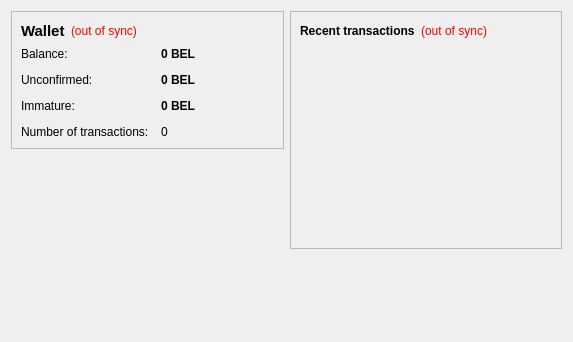
Old version of the form src/qt/forms/overviewpage.ui in the repository fj31216/kittehcoin.
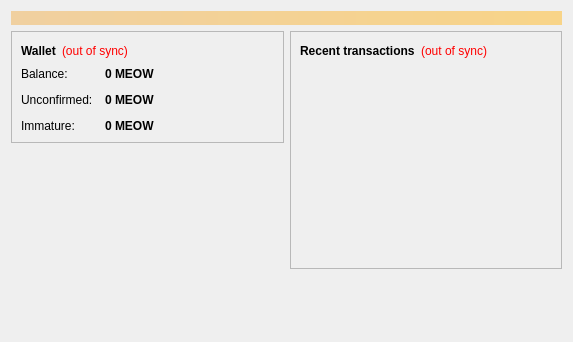
New version of the form. Icons and pictures are not drawn.

What changed in the file:
```diff
--- a/src/qt/forms/overviewpage.ui
+++ b/src/qt/forms/overviewpage.ui
@@ -13,6 +13,24 @@
   <property name="windowTitle">
    <string>Form</string>
   </property>
+  <layout class="QVBoxLayout" name="topLayout">
+   <item>
+    <widget class="QLabel" name="labelAlerts">
+     <property name="visible">
+      <bool>false</bool>
+     </property>
+     <property name="styleSheet">
+      <string notr="true">background-color: qlineargradient(x1: 0, y1: 0, x2: 1, y2: 0, stop:0 #F0D0A0, stop:1 #F8D488); color:#000000;</string>
+     </property>
+     <property name="wordWrap">
+      <bool>true</bool>
+     </property>
+     <property name="margin">
+      <number>3</number>
+     </property>
+    </widget>
+   </item>
+   <item>
   <layout class="QHBoxLayout" name="horizontalLayout" stretch="1,1">
    <item>
     <layout class="QVBoxLayout" name="verticalLayout_2">
@@ -31,7 +49,6 @@
            <widget class="QLabel" name="label_5">
             <property name="font">
              <font>
-              <pointsize>11</pointsize>
               <weight>75</weight>
               <bold>true</bold>
              </font>
@@ -105,7 +122,7 @@
              <string>Your current balance</string>
             </property>
             <property name="text">
-             <string notr="true">0 BEL</string>
+               <string notr="true">0 MEOW</string>
             </property>
             <property name="textInteractionFlags">
              <set>Qt::LinksAccessibleByMouse|Qt::TextSelectableByKeyboard|Qt::TextSelectableByMouse</set>
@@ -134,30 +151,13 @@
              <string>Total of transactions that have yet to be confirmed, and do not yet count toward the current balance</string>
             </property>
             <property name="text">
-             <string notr="true">0 BEL</string>
+               <string notr="true">0 MEOW</string>
             </property>
             <property name="textInteractionFlags">
              <set>Qt::LinksAccessibleByMouse|Qt::TextSelectableByKeyboard|Qt::TextSelectableByMouse</set>
             </property>
            </widget>
           </item>
-          <item row="3" column="0">
-           <widget class="QLabel" name="label_2">
-            <property name="text">
-             <string>Number of transactions:</string>
-            </property>
-           </widget>
-          </item>
-          <item row="3" column="1">
-           <widget class="QLabel" name="labelNumTransactions">
-            <property name="toolTip">
-             <string>Total number of transactions in wallet</string>
-            </property>
-            <property name="text">
-             <string notr="true">0</string>
-            </property>
-           </widget>
-          </item>
           <item row="2" column="0">
            <widget class="QLabel" name="labelImmatureText">
             <property name="text">
@@ -177,7 +177,7 @@
              <string>Mined balance that has not yet matured</string>
             </property>
             <property name="text">
-             <string notr="true">0 BEL</string>
+               <string notr="true">0 MEOW</string>
             </property>
             <property name="textInteractionFlags">
              <set>Qt::LinksAccessibleByMouse|Qt::TextSelectableByKeyboard|Qt::TextSelectableByMouse</set>
@@ -189,19 +189,6 @@
        </layout>
       </widget>
      </item>
-     <item>
-      <spacer name="verticalSpacer">
-       <property name="orientation">
-        <enum>Qt::Vertical</enum>
-       </property>
-       <property name="sizeHint" stdset="0">
-        <size>
-         <width>20</width>
-         <height>40</height>
-        </size>
-       </property>
-      </spacer>
-     </item>
 	 <item>
          <widget class="QLabel" name="label_wallet_bgcoin">
           <property name="text">
@@ -222,11 +209,17 @@
          </widget>
         </item>
         <item>
-         <widget class="QLabel" name="label_6">
-          <property name="text">
-           <string/>
-          </property>
-         </widget>
+        <spacer name="verticalSpacer">
+         <property name="orientation">
+          <enum>Qt::Vertical</enum>
+         </property>
+         <property name="sizeHint" stdset="0">
+          <size>
+           <width>20</width>
+           <height>2</height>
+          </size>
+         </property>
+        </spacer>
         </item>
     </layout>
    </item>
@@ -315,6 +308,8 @@
         </size>
        </property>
       </spacer>
+       </item>
+      </layout>
      </item>
     </layout>
    </item>
```
Lines whose indentation alone changed are shown as unchanged.
